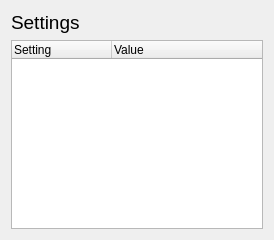
The window that kiai/settingsDialog.ui (PembrokeNS/sakusen) describes before a commit, drawn with Qt 5.
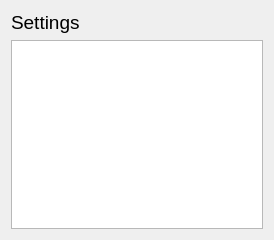
The same window after the commit.

Commit message: Changed kiai to brows settings the Right Way; unfortunately there's now a segfault, which I will try and track down in the morning. Michael Donaghy

```diff
--- a/kiai/settingsDialog.ui
+++ b/kiai/settingsDialog.ui
@@ -44,18 +44,7 @@
     </layout>
    </item>
    <item>
-    <widget class="QTreeWidget" name="settingsTree" >
-     <column>
-      <property name="text" >
-       <string>Setting</string>
-      </property>
-     </column>
-     <column>
-      <property name="text" >
-       <string>Value</string>
-      </property>
-     </column>
-    </widget>
+    <widget class="QTreeView" name="settingsTree" />
    </item>
   </layout>
  </widget>
```
The commit also changes 1 other file.
